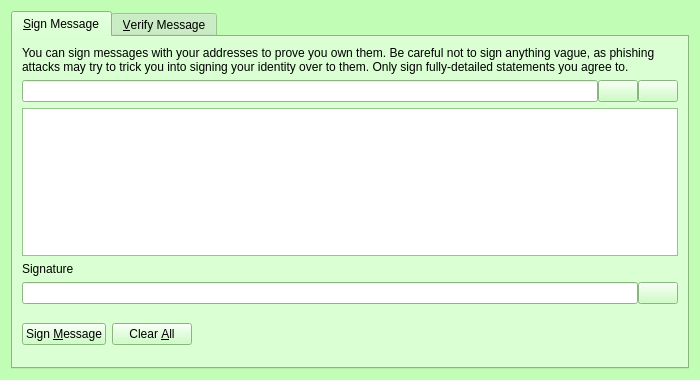
First picture: the form in src/qt/forms/signverifymessagedialog.ui, repository IParn/LimecoinX, before the edit.
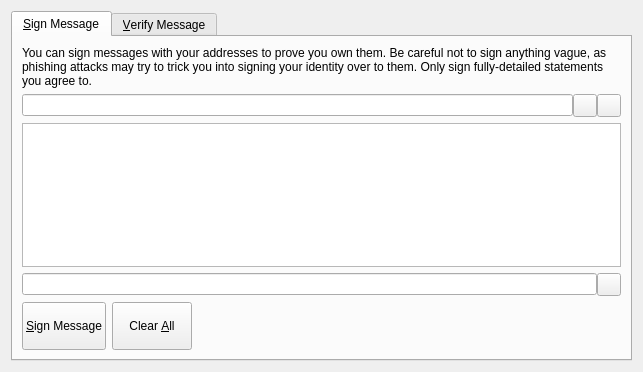
Second picture: the form after the edit. Icons and pictures are not drawn. Custom widgets are drawn as their Qt base class.

Patch:
```diff
--- a/src/qt/forms/signverifymessagedialog.ui
+++ b/src/qt/forms/signverifymessagedialog.ui
@@ -6,425 +6,10 @@
    <rect>
     <x>0</x>
     <y>0</y>
-    <width>700</width>
-    <height>380</height>
+    <width>643</width>
+    <height>372</height>
    </rect>
   </property>
-  <property name="palette">
-   <palette>
-    <active>
-     <colorrole role="WindowText">
-      <brush brushstyle="SolidPattern">
-       <color alpha="255">
-        <red>0</red>
-        <green>0</green>
-        <blue>0</blue>
-       </color>
-      </brush>
-     </colorrole>
-     <colorrole role="Button">
-      <brush brushstyle="SolidPattern">
-       <color alpha="255">
-        <red>193</red>
-        <green>253</green>
-        <blue>181</blue>
-       </color>
-      </brush>
-     </colorrole>
-     <colorrole role="Light">
-      <brush brushstyle="SolidPattern">
-       <color alpha="255">
-        <red>255</red>
-        <green>255</green>
-        <blue>255</blue>
-       </color>
-      </brush>
-     </colorrole>
-     <colorrole role="Midlight">
-      <brush brushstyle="SolidPattern">
-       <color alpha="255">
-        <red>224</red>
-        <green>254</green>
-        <blue>218</blue>
-       </color>
-      </brush>
-     </colorrole>
-     <colorrole role="Dark">
-      <brush brushstyle="SolidPattern">
-       <color alpha="255">
-        <red>96</red>
-        <green>126</green>
-        <blue>90</blue>
-       </color>
-      </brush>
-     </colorrole>
-     <colorrole role="Mid">
-      <brush brushstyle="SolidPattern">
-       <color alpha="255">
-        <red>129</red>
-        <green>169</green>
-        <blue>121</blue>
-       </color>
-      </brush>
-     </colorrole>
-     <colorrole role="Text">
-      <brush brushstyle="SolidPattern">
-       <color alpha="255">
-        <red>0</red>
-        <green>0</green>
-        <blue>0</blue>
-       </color>
-      </brush>
-     </colorrole>
-     <colorrole role="BrightText">
-      <brush brushstyle="SolidPattern">
-       <color alpha="255">
-        <red>255</red>
-        <green>255</green>
-        <blue>255</blue>
-       </color>
-      </brush>
-     </colorrole>
-     <colorrole role="ButtonText">
-      <brush brushstyle="SolidPattern">
-       <color alpha="255">
-        <red>0</red>
-        <green>0</green>
-        <blue>0</blue>
-       </color>
-      </brush>
-     </colorrole>
-     <colorrole role="Base">
-      <brush brushstyle="SolidPattern">
-       <color alpha="255">
-        <red>255</red>
-        <green>255</green>
-        <blue>255</blue>
-       </color>
-      </brush>
-     </colorrole>
-     <colorrole role="Window">
-      <brush brushstyle="SolidPattern">
-       <color alpha="255">
-        <red>193</red>
-        <green>253</green>
-        <blue>181</blue>
-       </color>
-      </brush>
-     </colorrole>
-     <colorrole role="Shadow">
-      <brush brushstyle="SolidPattern">
-       <color alpha="255">
-        <red>0</red>
-        <green>0</green>
-        <blue>0</blue>
-       </color>
-      </brush>
-     </colorrole>
-     <colorrole role="AlternateBase">
-      <brush brushstyle="SolidPattern">
-       <color alpha="255">
-        <red>224</red>
-        <green>254</green>
-        <blue>218</blue>
-       </color>
-      </brush>
-     </colorrole>
-     <colorrole role="ToolTipBase">
-      <brush brushstyle="SolidPattern">
-       <color alpha="255">
-        <red>255</red>
-        <green>255</green>
-        <blue>220</blue>
-       </color>
-      </brush>
-     </colorrole>
-     <colorrole role="ToolTipText">
-      <brush brushstyle="SolidPattern">
-       <color alpha="255">
-        <red>0</red>
-        <green>0</green>
-        <blue>0</blue>
-       </color>
-      </brush>
-     </colorrole>
-    </active>
-    <inactive>
-     <colorrole role="WindowText">
-      <brush brushstyle="SolidPattern">
-       <color alpha="255">
-        <red>0</red>
-        <green>0</green>
-        <blue>0</blue>
-       </color>
-      </brush>
-     </colorrole>
-     <colorrole role="Button">
-      <brush brushstyle="SolidPattern">
-       <color alpha="255">
-        <red>193</red>
-        <green>253</green>
-        <blue>181</blue>
-       </color>
-      </brush>
-     </colorrole>
-     <colorrole role="Light">
-      <brush brushstyle="SolidPattern">
-       <color alpha="255">
-        <red>255</red>
-        <green>255</green>
-        <blue>255</blue>
-       </color>
-      </brush>
-     </colorrole>
-     <colorrole role="Midlight">
-      <brush brushstyle="SolidPattern">
-       <color alpha="255">
-        <red>224</red>
-        <green>254</green>
-        <blue>218</blue>
-       </color>
-      </brush>
-     </colorrole>
-     <colorrole role="Dark">
-      <brush brushstyle="SolidPattern">
-       <color alpha="255">
-        <red>96</red>
-        <green>126</green>
-        <blue>90</blue>
-       </color>
-      </brush>
-     </colorrole>
-     <colorrole role="Mid">
-      <brush brushstyle="SolidPattern">
-       <color alpha="255">
-        <red>129</red>
-        <green>169</green>
-        <blue>121</blue>
-       </color>
-      </brush>
-     </colorrole>
-     <colorrole role="Text">
-      <brush brushstyle="SolidPattern">
-       <color alpha="255">
-        <red>0</red>
-        <green>0</green>
-        <blue>0</blue>
-       </color>
-      </brush>
-     </colorrole>
-     <colorrole role="BrightText">
-      <brush brushstyle="SolidPattern">
-       <color alpha="255">
-        <red>255</red>
-        <green>255</green>
-        <blue>255</blue>
-       </color>
-      </brush>
-     </colorrole>
-     <colorrole role="ButtonText">
-      <brush brushstyle="SolidPattern">
-       <color alpha="255">
-        <red>0</red>
-        <green>0</green>
-        <blue>0</blue>
-       </color>
-      </brush>
-     </colorrole>
-     <colorrole role="Base">
-      <brush brushstyle="SolidPattern">
-       <color alpha="255">
-        <red>255</red>
-        <green>255</green>
-        <blue>255</blue>
-       </color>
-      </brush>
-     </colorrole>
-     <colorrole role="Window">
-      <brush brushstyle="SolidPattern">
-       <color alpha="255">
-        <red>193</red>
-        <green>253</green>
-        <blue>181</blue>
-       </color>
-      </brush>
-     </colorrole>
-     <colorrole role="Shadow">
-      <brush brushstyle="SolidPattern">
-       <color alpha="255">
-        <red>0</red>
-        <green>0</green>
-        <blue>0</blue>
-       </color>
-      </brush>
-     </colorrole>
-     <colorrole role="AlternateBase">
-      <brush brushstyle="SolidPattern">
-       <color alpha="255">
-        <red>224</red>
-        <green>254</green>
-        <blue>218</blue>
-       </color>
-      </brush>
-     </colorrole>
-     <colorrole role="ToolTipBase">
-      <brush brushstyle="SolidPattern">
-       <color alpha="255">
-        <red>255</red>
-        <green>255</green>
-        <blue>220</blue>
-       </color>
-      </brush>
-     </colorrole>
-     <colorrole role="ToolTipText">
-      <brush brushstyle="SolidPattern">
-       <color alpha="255">
-        <red>0</red>
-        <green>0</green>
-        <blue>0</blue>
-       </color>
-      </brush>
-     </colorrole>
-    </inactive>
-    <disabled>
-     <colorrole role="WindowText">
-      <brush brushstyle="SolidPattern">
-       <color alpha="255">
-        <red>96</red>
-        <green>126</green>
-        <blue>90</blue>
-       </color>
-      </brush>
-     </colorrole>
-     <colorrole role="Button">
-      <brush brushstyle="SolidPattern">
-       <color alpha="255">
-        <red>193</red>
-        <green>253</green>
-        <blue>181</blue>
-       </color>
-      </brush>
-     </colorrole>
-     <colorrole role="Light">
-      <brush brushstyle="SolidPattern">
-       <color alpha="255">
-        <red>255</red>
-        <green>255</green>
-        <blue>255</blue>
-       </color>
-      </brush>
-     </colorrole>
-     <colorrole role="Midlight">
-      <brush brushstyle="SolidPattern">
-       <color alpha="255">
-        <red>224</red>
-        <green>254</green>
-        <blue>218</blue>
-       </color>
-      </brush>
-     </colorrole>
-     <colorrole role="Dark">
-      <brush brushstyle="SolidPattern">
-       <color alpha="255">
-        <red>96</red>
-        <green>126</green>
-        <blue>90</blue>
-       </color>
-      </brush>
-     </colorrole>
-     <colorrole role="Mid">
-      <brush brushstyle="SolidPattern">
-       <color alpha="255">
-        <red>129</red>
-        <green>169</green>
-        <blue>121</blue>
-       </color>
-      </brush>
-     </colorrole>
-     <colorrole role="Text">
-      <brush brushstyle="SolidPattern">
-       <color alpha="255">
-        <red>96</red>
-        <green>126</green>
-        <blue>90</blue>
-       </color>
-      </brush>
-     </colorrole>
-     <colorrole role="BrightText">
-      <brush brushstyle="SolidPattern">
-       <color alpha="255">
-        <red>255</red>
-        <green>255</green>
-        <blue>255</blue>
-       </color>
-      </brush>
-     </colorrole>
-     <colorrole role="ButtonText">
-      <brush brushstyle="SolidPattern">
-       <color alpha="255">
-        <red>96</red>
-        <green>126</green>
-        <blue>90</blue>
-       </color>
-      </brush>
-     </colorrole>
-     <colorrole role="Base">
-      <brush brushstyle="SolidPattern">
-       <color alpha="255">
-        <red>193</red>
-        <green>253</green>
-        <blue>181</blue>
-       </color>
-      </brush>
-     </colorrole>
-     <colorrole role="Window">
-      <brush brushstyle="SolidPattern">
-       <color alpha="255">
-        <red>193</red>
-        <green>253</green>
-        <blue>181</blue>
-       </color>
-      </brush>
-     </colorrole>
-     <colorrole role="Shadow">
-      <brush brushstyle="SolidPattern">
-       <color alpha="255">
-        <red>0</red>
-        <green>0</green>
-        <blue>0</blue>
-       </color>
-      </brush>
-     </colorrole>
-     <colorrole role="AlternateBase">
-      <brush brushstyle="SolidPattern">
-       <color alpha="255">
-        <red>193</red>
-        <green>253</green>
-        <blue>181</blue>
-       </color>
-      </brush>
-     </colorrole>
-     <colorrole role="ToolTipBase">
-      <brush brushstyle="SolidPattern">
-       <color alpha="255">
-        <red>255</red>
-        <green>255</green>
-        <blue>220</blue>
-       </color>
-      </brush>
-     </colorrole>
-     <colorrole role="ToolTipText">
-      <brush brushstyle="SolidPattern">
-       <color alpha="255">
-        <red>0</red>
-        <green>0</green>
-        <blue>0</blue>
-       </color>
-      </brush>
-     </colorrole>
-    </disabled>
-   </palette>
-  </property>
   <property name="windowTitle">
    <string>Signatures - Sign / Verify a Message</string>
   </property>
@@ -471,7 +56,7 @@
           </widget>
          </item>
          <item>
-          <widget class="QPushButton" name="addressBookButton_SM">
+          <widget class="QToolButton" name="addressBookButton_SM">
            <property name="toolTip">
             <string>Choose an address from the address book</string>
            </property>
@@ -485,13 +70,10 @@
            <property name="shortcut">
             <string>Alt+A</string>
            </property>
-           <property name="autoDefault">
-            <bool>false</bool>
-           </property>
           </widget>
          </item>
          <item>
-          <widget class="QPushButton" name="pasteButton_SM">
+          <widget class="QToolButton" name="pasteButton_SM">
            <property name="toolTip">
             <string>Paste address from clipboard</string>
            </property>
@@ -505,9 +87,6 @@
            <property name="shortcut">
             <string>Alt+P</string>
            </property>
-           <property name="autoDefault">
-            <bool>false</bool>
-           </property>
           </widget>
          </item>
         </layout>
@@ -519,16 +98,6 @@
          </property>
         </widget>
        </item>
-       <item>
-        <widget class="QLabel" name="signatureLabel_SM">
-         <property name="text">
-          <string>Signature</string>
-         </property>
-         <property name="textFormat">
-          <enum>Qt::PlainText</enum>
-         </property>
-        </widget>
-       </item>
        <item>
         <layout class="QHBoxLayout" name="horizontalLayout_2_SM">
          <property name="spacing">
@@ -547,7 +116,7 @@
           </widget>
          </item>
          <item>
-          <widget class="QPushButton" name="copySignatureButton_SM">
+          <widget class="QToolButton" name="copySignatureButton_SM">
            <property name="toolTip">
             <string>Copy the current signature to the system clipboard</string>
            </property>
@@ -555,11 +124,8 @@
             <string/>
            </property>
            <property name="icon">
-            <iconset resource="../bitcoin.qrc">
-             <normaloff>:/icons/editcopy</normaloff>:/icons/editcopy</iconset>
-           </property>
-           <property name="autoDefault">
-            <bool>false</bool>
+            <iconset resource="../themes.qrc">
+             <normaloff>:/default/res/themes/default/icons/light/copy.png</normaloff>:/default/res/themes/default/icons/light/copy.png</iconset>
            </property>
           </widget>
          </item>
@@ -569,11 +135,17 @@
         <layout class="QHBoxLayout" name="horizontalLayout_3_SM">
          <item>
           <widget class="QPushButton" name="signMessageButton_SM">
+           <property name="sizePolicy">
+            <sizepolicy hsizetype="Preferred" vsizetype="Minimum">
+             <horstretch>0</horstretch>
+             <verstretch>0</verstretch>
+            </sizepolicy>
+           </property>
            <property name="toolTip">
             <string>Sign the message to prove you own this limecoin address</string>
            </property>
            <property name="text">
-            <string>Sign &amp;Message</string>
+            <string>&amp;Sign Message</string>
            </property>
            <property name="icon">
             <iconset resource="../bitcoin.qrc">
@@ -586,6 +158,12 @@
          </item>
          <item>
           <widget class="QPushButton" name="clearButton_SM">
+           <property name="sizePolicy">
+            <sizepolicy hsizetype="Preferred" vsizetype="Minimum">
+             <horstretch>0</horstretch>
+             <verstretch>0</verstretch>
+            </sizepolicy>
+           </property>
            <property name="toolTip">
             <string>Reset all sign message fields</string>
            </property>
@@ -630,19 +208,6 @@
            </property>
           </widget>
          </item>
-         <item>
-          <spacer name="horizontalSpacer_2_SM">
-           <property name="orientation">
-            <enum>Qt::Horizontal</enum>
-           </property>
-           <property name="sizeHint" stdset="0">
-            <size>
-             <width>40</width>
-             <height>48</height>
-            </size>
-           </property>
-          </spacer>
-         </item>
         </layout>
        </item>
       </layout>
```
Left out of the diff: 61 changed lines with no effect on the pictures.
